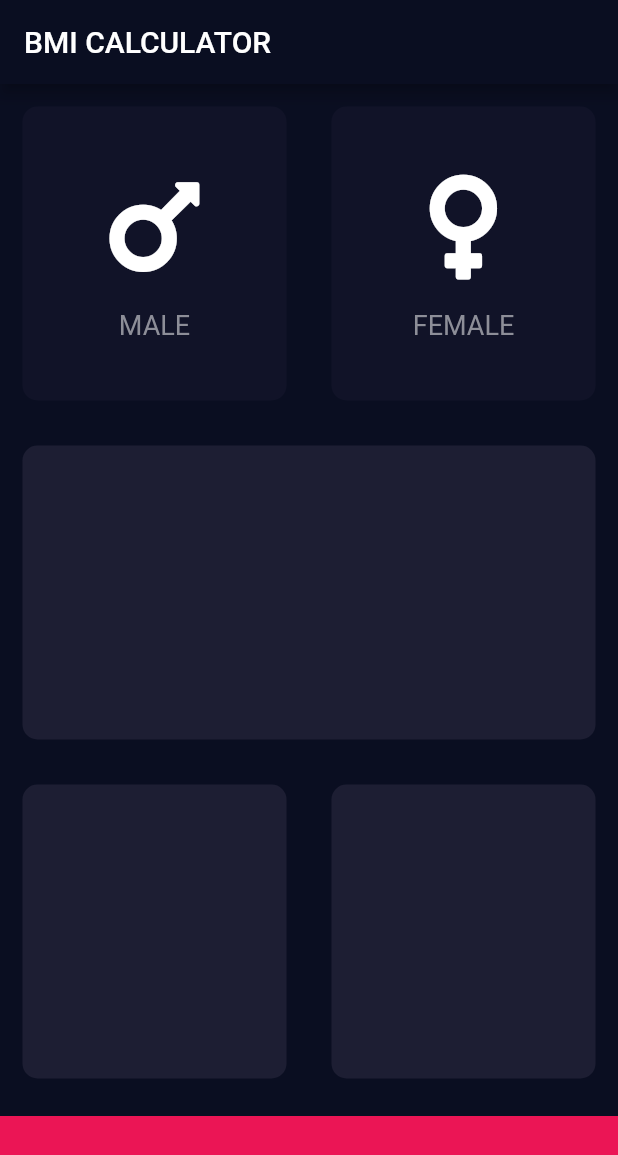
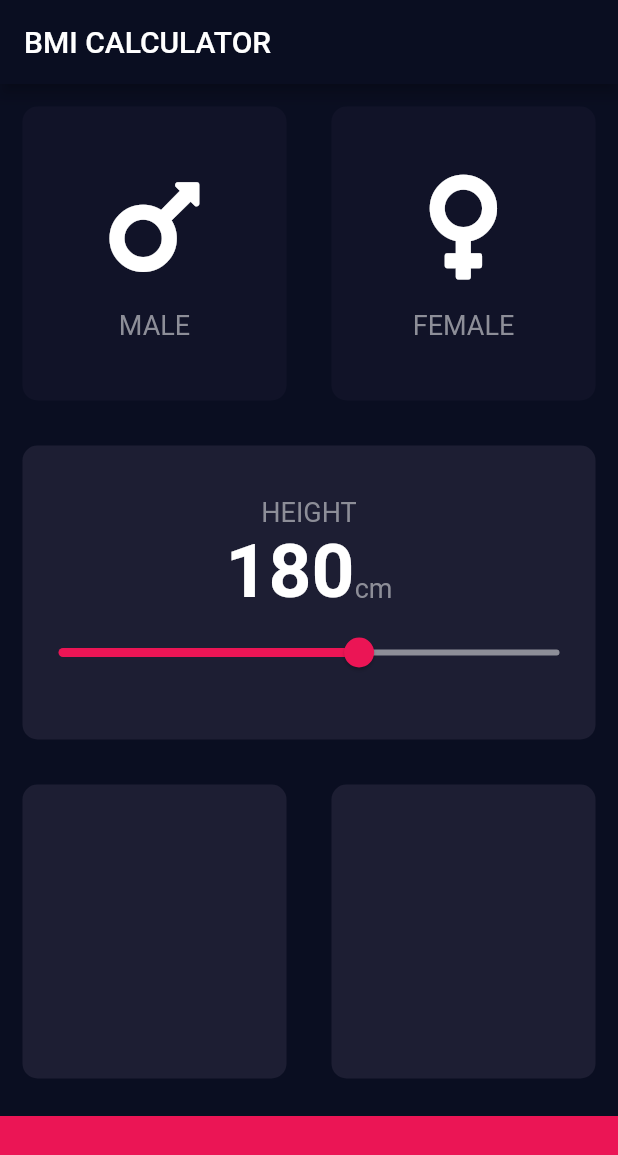
Before and after one commit to nonsocchi/BMI_Calculator, a Flutter app: the screen it shows after launch, on a phone screen of 412 x 824 dp. Shown: the top 1155 px of the screen. Run offline on Flutter 3.47's test engine with Material 2 defaults, Android fonts, the phone set to English and light mode, and no system bars; our stand-ins replace font_awesome_flutter.

Commit message:
added constants.dart and height card to UI.

```diff
--- /dev/null
+++ b/lib/constants.dart
@@ -0,0 +1,17 @@
+import 'package:flutter/material.dart';
+
+const kBottomContainerHeight = 80.0;
+const kActiveContainerColor = Color(0xFF1D1E33);
+const kInactiveContainerColor = Color(0xFF111328);
+const kBottomContainerColor = Color(0xFFEB1555);
+const kInactiveSliderColor = Color(0xFF8D8E98);
+const kLabelTextStyle = TextStyle(
+  fontSize: 18.0,
+  color: Color(0xFF8D8E98),
+);
+const kNumberTextStyle = TextStyle(
+  fontSize: 50.0,
+  fontWeight: FontWeight.bold,
+);
+const kMinHeight = 120.0;
+const kMaxHeight = 220.0;
--- a/lib/icon_content.dart
+++ b/lib/icon_content.dart
@@ -1,9 +1,5 @@
 import 'package:flutter/material.dart';
-
-const labelTextStyle = TextStyle(
-  fontSize: 18.0,
-  color: Color(0xFF8D8E98),
-);
+import 'constants.dart';
 
 class IconContentWidget extends StatelessWidget {
   final IconData cardIcon;
@@ -28,7 +24,7 @@ class IconContentWidget extends StatelessWidget {
         ),
         Text(
           label,
-          style: labelTextStyle,
+          style: kLabelTextStyle,
         ),
       ],
     );
--- a/lib/input_page.dart
+++ b/lib/input_page.dart
@@ -3,11 +3,7 @@ import 'package:font_awesome_flutter/font_awesome_flutter.dart';
 
 import 'icon_content.dart';
 import 'reusable_card.dart';
-
-const bottomContainerHeight = 80.0;
-const activeContainerColor = Color(0xFF1D1E33);
-const inactiveContainerColor = Color(0xFF111328);
-const bottomContainerColor = Color(0xFFEB1555);
+import 'constants.dart';
 
 enum Gender { male, female }
 
@@ -20,6 +16,7 @@ class InputPage extends StatefulWidget {
 
 class _InputPageState extends State<InputPage> {
   Gender? selectedGender;
+  int _height = 180;
 
   @override
   Widget build(BuildContext context) {
@@ -34,71 +31,101 @@ class _InputPageState extends State<InputPage> {
             child: Row(
               children: [
                 Expanded(
-                  child: GestureDetector(
-                    // when male card is tapped
-                    onTap: () {
+                  child: ReusableCard(
+                    tapCard: () {
                       setState(() {
                         selectedGender = Gender.male;
                       });
                     },
-                    child: ReusableCard(
                     cardChild: const IconContentWidget(
                       cardIcon: FontAwesomeIcons.mars,
                       label: 'MALE',
                     ),
                     cardColor: selectedGender == Gender.male
-                          ? activeContainerColor
-                          : inactiveContainerColor,
-                    ),
+                        ? kActiveContainerColor
+                        : kInactiveContainerColor,
                   ),
                 ),
                 Expanded(
-                  child: GestureDetector(
-                    // when female card is tapped
-                    onTap: () {
+                  child: ReusableCard(
+                    tapCard: () {
                       setState(() {
                         selectedGender = Gender.female;
                       });
                     },
-                    child: ReusableCard(
                     cardChild: const IconContentWidget(
                       cardIcon: FontAwesomeIcons.venus,
                       label: 'FEMALE',
                     ),
                     cardColor: selectedGender == Gender.female
-                          ? activeContainerColor
-                          : inactiveContainerColor,
-                    ),
+                        ? kActiveContainerColor
+                        : kInactiveContainerColor,
                   ),
                 ),
               ],
             ),
           ),
-          const Expanded(
+          Expanded(
               child: ReusableCard(
-            cardColor: activeContainerColor,
+            cardChild: Column(
+              mainAxisAlignment: MainAxisAlignment.center,
+              children: [
+                const Text(
+                  'HEIGHT',
+                  style: kLabelTextStyle,
+                ),
+                Row(
+                  textBaseline: TextBaseline.alphabetic,
+                  mainAxisAlignment: MainAxisAlignment.center,
+                  crossAxisAlignment: CrossAxisAlignment.baseline,
+                  children: [
+                    Text(
+                      _height.toString(),
+                      style: kNumberTextStyle,
+                    ),
+                    const Text(
+                      'cm',
+                      style: kLabelTextStyle,
+                    ),
+                  ],
+                ),
+                Slider(
+                  value: _height.toDouble(),
+                  min: kMinHeight,
+                  max: kMaxHeight,
+                  activeColor: kBottomContainerColor,
+                  inactiveColor: kInactiveSliderColor,
+                  onChanged: (double newHeight) {
+                    setState(() {
+                      _height = newHeight.round();
+                    });
+                  },
+                ),
+              ],
+            ),
+            cardColor: kActiveContainerColor,
           )),
           Expanded(
             child: Row(
               children: const [
                 Expanded(
                   child: ReusableCard(
-                    cardColor: activeContainerColor,
+                    cardColor: kActiveContainerColor,
                   ),
                 ),
                 Expanded(
                   child: ReusableCard(
-                    cardColor: activeContainerColor,
+                    cardColor: kActiveContainerColor,
                   ),
                 ),
               ],
             ),
           ),
           Container(
-            color: bottomContainerColor,
+            color: kBottomContainerColor,
             margin: const EdgeInsets.only(top: 10.0),
             width: double.infinity,
-            height: bottomContainerHeight,
+            height: kBottomContainerHeight,
           ),
         ],
       ),
--- a/lib/reusable_card.dart
+++ b/lib/reusable_card.dart
@@ -3,16 +3,21 @@ import 'package:flutter/material.dart';
 class ReusableCard extends StatelessWidget {
   final Color cardColor;
   final Widget? cardChild;
-  const ReusableCard({Key? key, required this.cardColor, this.cardChild})
+  final VoidCallback? tapCard;
+  const ReusableCard(
+      {Key? key, required this.cardColor, this.cardChild, this.tapCard})
       : super(key: key);
 
   @override
   Widget build(BuildContext context) {
-    return Container(
-      child: cardChild,
-      margin: const EdgeInsets.all(15.0),
-      decoration: BoxDecoration(
-          color: cardColor, borderRadius: BorderRadius.circular(10.0)),
+    return GestureDetector(
+      onTap: tapCard,
+      child: Container(
+        child: cardChild,
+        margin: const EdgeInsets.all(15.0),
+        decoration: BoxDecoration(
+            color: cardColor, borderRadius: BorderRadius.circular(10.0)),
+      ),
     );
   }
 }
```
Lines whose indentation alone changed are shown as unchanged.
